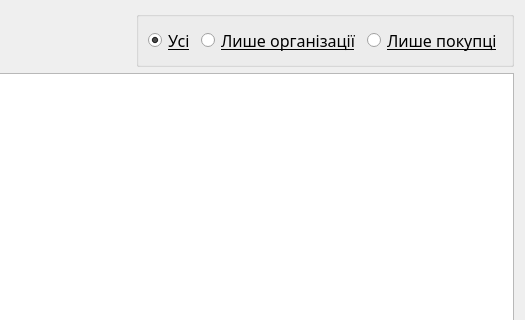
This is AutoCenterDesktop/widgets/lists.ui in Sage-Cat/AutoCenterDesktop as Qt 5 draws it before an edit; both pictures show x 456 to 981 and y 0 to 320 of the 981 by 607 pixel window. The edited form follows.
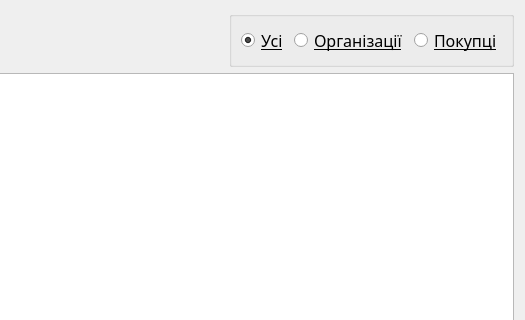
This is the edited form. Icons and pictures are not drawn.

```diff
--- a/AutoCenterDesktop/widgets/lists.ui
+++ b/AutoCenterDesktop/widgets/lists.ui
@@ -148,7 +148,7 @@
              </font>
             </property>
             <property name="text">
-             <string>Лише організації</string>
+             <string>Організації</string>
             </property>
            </widget>
           </item>
@@ -162,7 +162,7 @@
              </font>
             </property>
             <property name="text">
-             <string>Лише покупці</string>
+             <string>Покупці</string>
             </property>
            </widget>
           </item>
```
Left out of the diff: 19 changed lines with no effect on the pictures.
